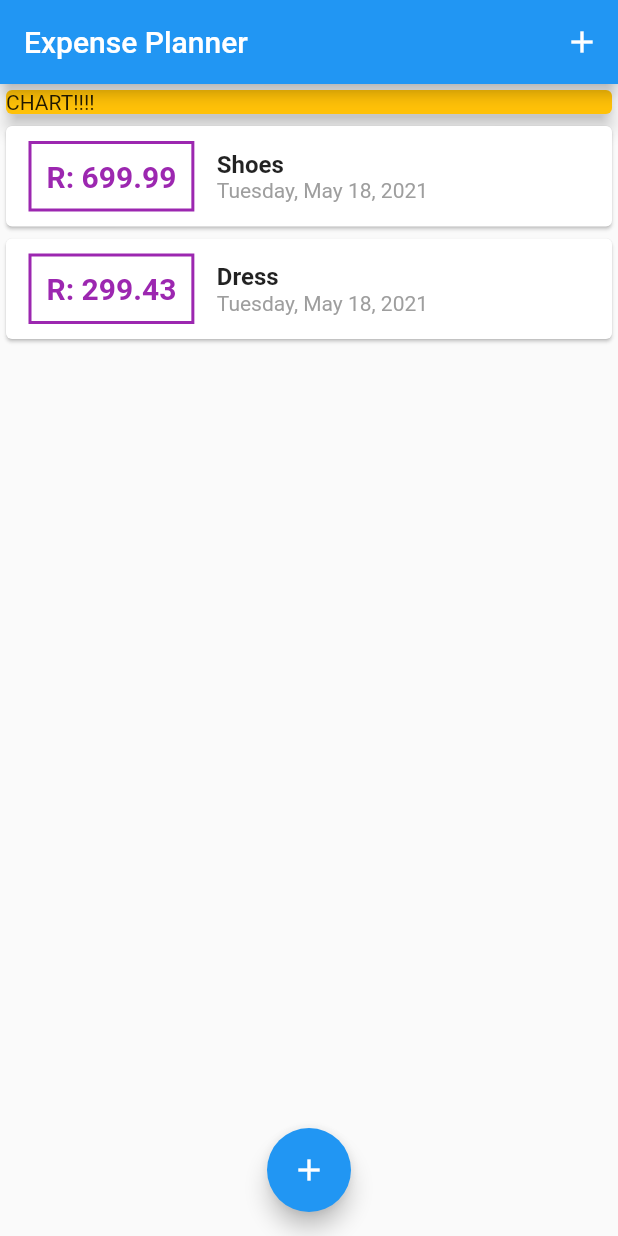
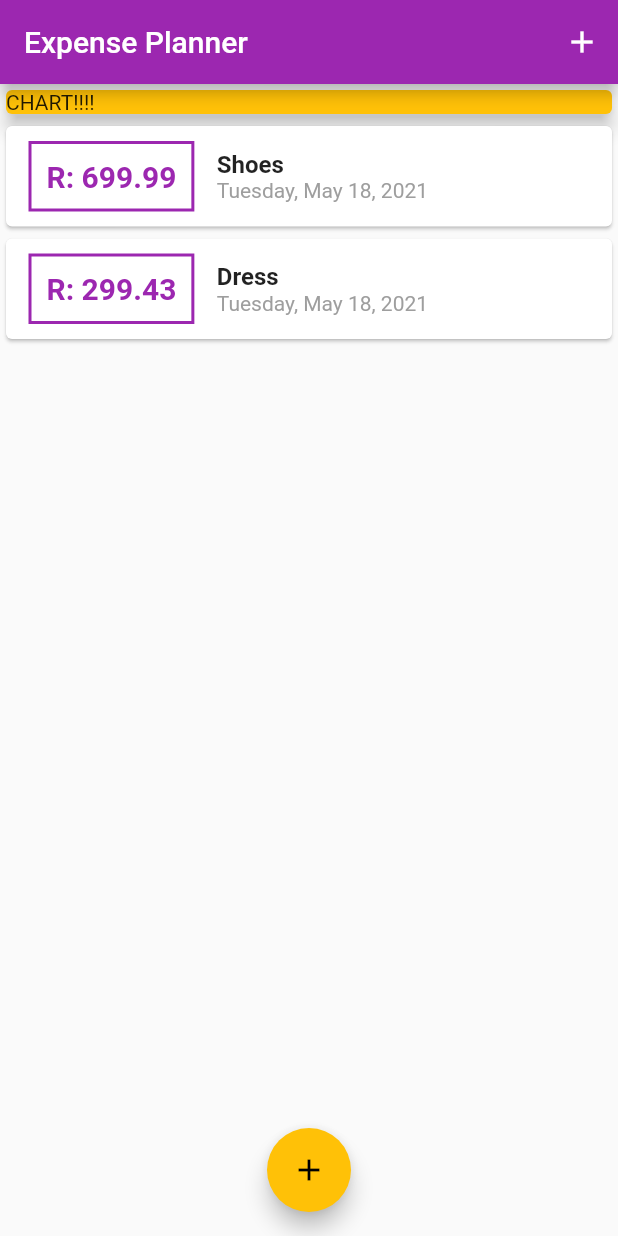
Before and after one commit to DuncanMoyo/effective-adventure, a Flutter app: the screen it shows after launch, on a phone screen of 412 x 824 dp. Run offline on Flutter 3.47's test engine with Material 2 defaults, Android fonts, the phone set to English and light mode, and no system bars.

Commit message:
configuring and using themes

```diff
--- a/lib/main.dart
+++ b/lib/main.dart
@@ -13,9 +13,10 @@ class MyApp extends StatelessWidget {
   @override
   Widget build(BuildContext context) {
     return MaterialApp(
-      title: 'Flutter Demo',
+      title: 'Expense Planner',
       theme: ThemeData(
-        primarySwatch: Colors.blue,
+        primarySwatch: Colors.purple,
+        accentColor: Colors.amber,
       ),
       home: MyHomePage(),
     );
--- a/lib/widgets/transaction_list.dart
+++ b/lib/widgets/transaction_list.dart
@@ -24,7 +24,7 @@ class TransactionList extends StatelessWidget {
                           ),
                           decoration: BoxDecoration(
                             border: Border.all(
-                              color: Colors.purple,
+                              color: Theme.of(context).primaryColor,
                               width: 2,
                             ),
                           ),
@@ -35,7 +35,7 @@ class TransactionList extends StatelessWidget {
                             style: TextStyle(
                               fontWeight: FontWeight.bold,
                               fontSize: 20,
-                              color: Colors.purple,
+                              color: Theme.of(context).primaryColor,
                             ),
                           ),
                         ),
```
